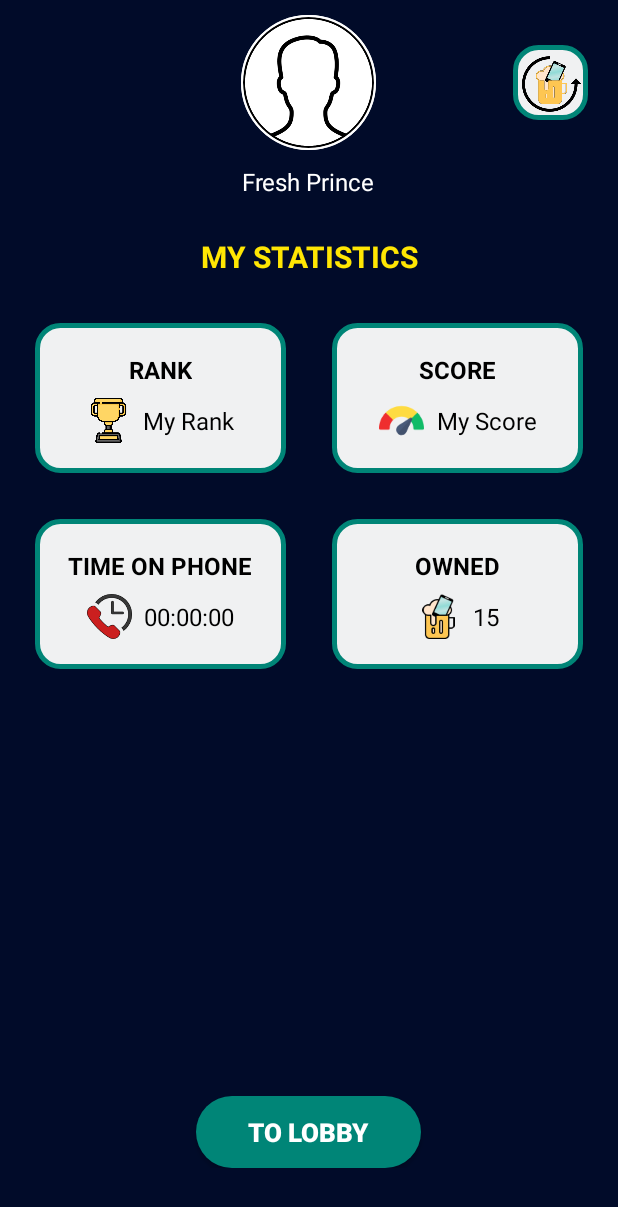
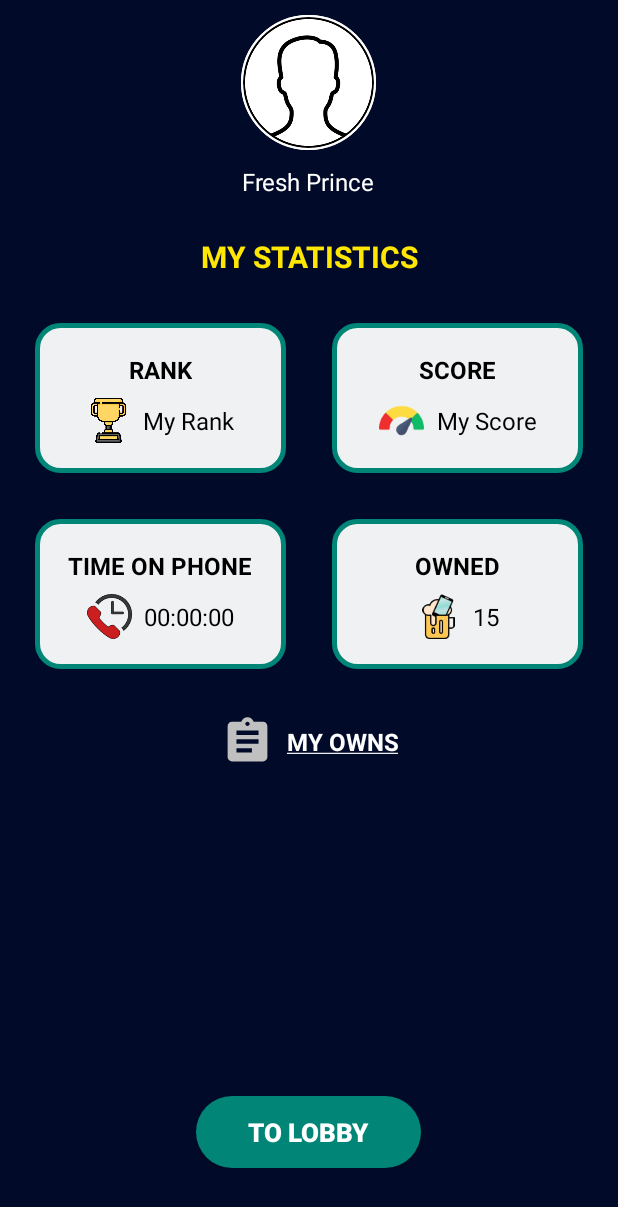
Before and after one commit to amircag/DonTouchV1, an Android app: the layout fragment_end_game_personal_stat.xml on its own in the app's theme, with its tools: preview values and no code run, on a phone screen of 412 x 824 dp. Shown: the top 1207 px of the screen. Run offline under Robolectric (Android 15) with nearby library versions, the phone set to English and light mode, and no system bars.

Commit message:
stats layout

```diff
--- a/app/src/main/res/layout/fragment_end_game_personal_stat.xml
+++ b/app/src/main/res/layout/fragment_end_game_personal_stat.xml
@@ -52,8 +52,8 @@
                     android:layout_centerHorizontal="true"
                     android:layout_marginTop="100dp"/>
 
-                <LinearLayout
-                    android:id="@+id/to_owns_log_bt"
+<!--                <LinearLayout
+
                     android:layout_width="50dp"
                     android:layout_height="50dp"
                     android:layout_gravity="center"
@@ -72,7 +72,7 @@
                         android:layout_height="40dp"
                         android:src="@drawable/last_owned_ic"
                         />
-                </LinearLayout>
+                </LinearLayout>-->
             </RelativeLayout>
 
             <RelativeLayout
@@ -266,6 +266,8 @@
 
             </LinearLayout>
 
+
+
             <LinearLayout
                 android:layout_width="0dp"
                 android:layout_weight="0.5"
@@ -306,6 +308,72 @@
                         android:gravity="center"
                         android:layout_marginLeft="8dp"/>
                 </LinearLayout>
+
+            </LinearLayout>
+
+        </LinearLayout>
+
+
+        <LinearLayout
+            android:orientation="horizontal"
+            android:layout_width="match_parent"
+            android:layout_height="wrap_content"
+            android:layout_marginLeft="8dp"
+            android:layout_marginRight="8dp">
+
+<!--            <LinearLayout
+
+                android:layout_width="0dp"
+                android:layout_weight="0.5"
+                android:layout_height="match_parent"
+                android:orientation="vertical"
+                android:gravity="center"
+                android:layout_marginRight="15dp"
+                android:layout_marginLeft="15dp">
+
+            </LinearLayout>-->
+
+
+
+            <LinearLayout
+                android:id="@+id/to_owns_log_bt"
+                android:layout_width="0dp"
+                android:layout_weight="0.5"
+                android:layout_height="50dp"
+                android:orientation="horizontal"
+                android:gravity="center"
+
+
+                android:layout_marginTop="8dp">
+
+                <ImageView
+                    android:layout_width="35dp"
+                    android:layout_height="35dp"
+                    android:layout_gravity="center"
+                    android:src="@drawable/ic_own_log"
+                    android:layout_marginLeft="1dp"/>
+                <TextView
+
+                    android:layout_width="wrap_content"
+                    android:layout_height="wrap_content"
+                    android:textColor="#fff"
+                    android:text="@string/owns_link"
+                    android:textSize="16sp"
+                    android:textStyle="bold"
+                    android:gravity="center"
+                    android:layout_marginLeft="8dp"/>
+
+<!--                <LinearLayout
+                    android:layout_width="50dp"
+                    android:layout_height="50dp"
+                    android:orientation="horizontal"
+
+                    android:gravity="center"
+                    android:layout_marginLeft="8dp">
+
+
+
+                </LinearLayout>-->
 
             </LinearLayout>
 
--- a/app/src/main/res/values/strings.xml
+++ b/app/src/main/res/values/strings.xml
@@ -138,4 +138,6 @@
 
     <string name="no_groups">YOU HAVEN\'T CREATED ANY TEAMS YET! \n\n\n\n CREATE A NEW TEAM USING THE BUTTON BELOW</string>
 
+    <string name="owns_link"><u>MY OWNS</u></string>
+
 </resources>
```
